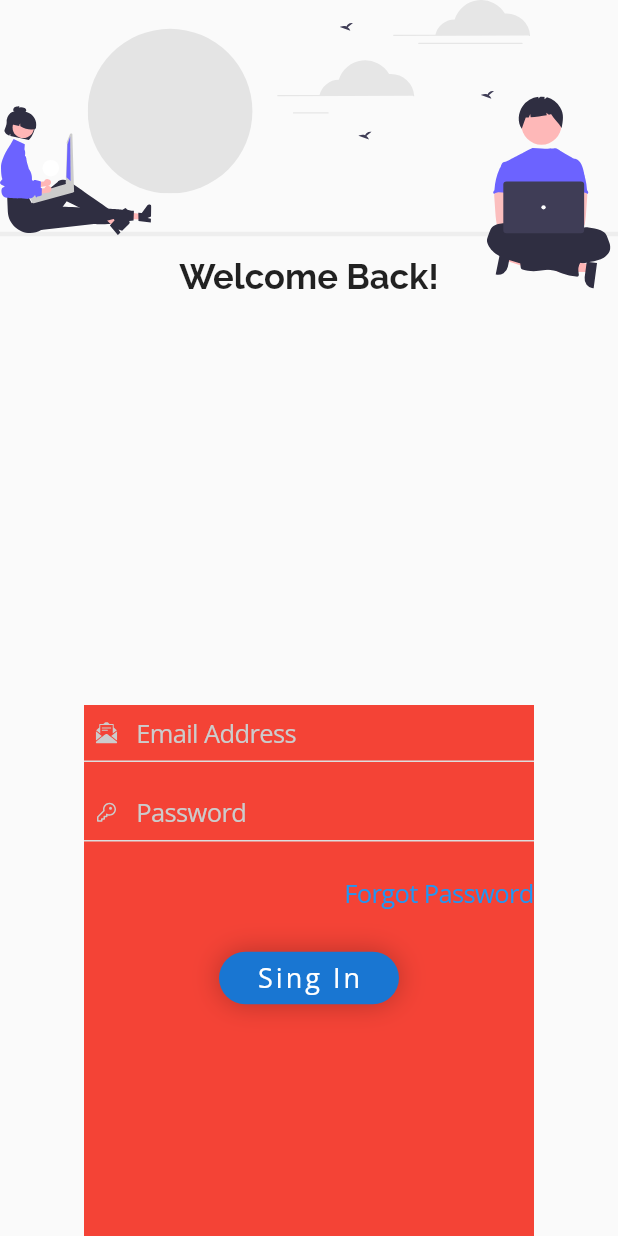
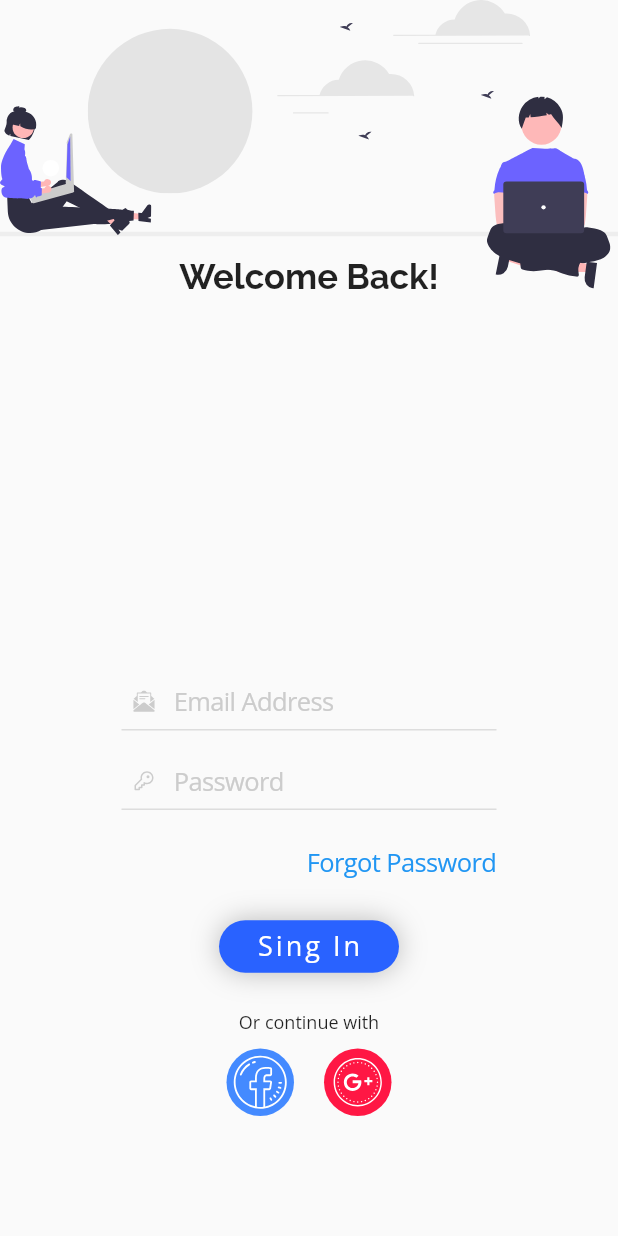
Before and after one commit to javieratoaxaca/FlutterUI, a Flutter app: the screen it shows after launch, on a phone screen of 412 x 824 dp. Run offline on Flutter 3.47's test engine with Material 2 defaults, Android fonts, the phone set to English and light mode, and no system bars; our stand-ins replace flutter_svg.

Commit message:
Agregando los botones de facebook/google para el login_form

```diff
--- a/flutter_ui_avanzado/lib/pages/login/widgets/login_form.dart
+++ b/flutter_ui_avanzado/lib/pages/login/widgets/login_form.dart
@@ -2,6 +2,8 @@ import 'package:flutter/material.dart';
 import 'package:flutter_svg/flutter_svg.dart';
 import 'package:flutter/cupertino.dart';
 import 'package:flutter_ui_avanzado/pages/login/widgets/input_text_login.dart';
+import 'package:flutter_ui_avanzado/utils/app_colors.dart';
+import 'package:flutter_ui_avanzado/widgets/circle_button.dart';
 import 'package:flutter_ui_avanzado/widgets/rounded_button.dart';
 
 class LoginForm extends StatelessWidget {
@@ -10,8 +12,8 @@ class LoginForm extends StatelessWidget {
   @override
   Widget build(BuildContext context) {
     return Container(
-        color: Colors.red,
-        width: 300,
+        //color: Colors.red,
+        width: 250,
         child: Column(
           crossAxisAlignment: CrossAxisAlignment.center,
           children: [
@@ -65,9 +67,38 @@ class LoginForm extends StatelessWidget {
             RoundedButton(
               label: "Sing In",
               onPressed: () {},
+              //backgroundColor: AppColors.primaryColor, // Colors.red, //
             ),
             SizedBox(
-              height: 150,
+              height: 20,
+            ),
+            Text(
+              'Or continue with',
+              style: TextStyle(fontFamily: 'sans', fontSize: 12),
+            ),
+            SizedBox(
+              height: 10,
+            ),
+            Row(
+              mainAxisAlignment: MainAxisAlignment.center,
+              children: [
+                CircleButton(
+                  size: 45,
+                  backgroundColor: Color(0xff448AFF),
+                  iconPath: 'assets/pages/login/icons/Facebook.svg',
+                ),
+                SizedBox(
+                  width: 20,
+                ),
+                CircleButton(
+                  size: 45,
+                  backgroundColor: Color(0xffFF1744),
+                  iconPath: 'assets/pages/login/icons/google_plus.svg',
+                ),
+              ],
+            ),
+            SizedBox(
+              height: 80,
             )
           ],
         ));
--- /dev/null
+++ b/flutter_ui_avanzado/lib/utils/app_colors.dart
@@ -0,0 +1,6 @@
+import 'package:flutter/widgets.dart';
+
+class AppColors {
+  static final primaryColor = Color(0xff2962FF);
+  static final secondColor = Color(0xffeeeeee);
+}
--- /dev/null
+++ b/flutter_ui_avanzado/lib/widgets/circle_button.dart
@@ -0,0 +1,30 @@
+import 'package:flutter/material.dart';
+import 'package:flutter/cupertino.dart';
+import 'package:flutter_ui_avanzado/utils/app_colors.dart';
+import 'package:flutter_svg/flutter_svg.dart';
+
+class CircleButton extends StatelessWidget {
+  final String iconPath;
+  final double size;
+  final Color? backgroundColor;
+  const CircleButton(
+      {super.key, this.size = 50, this.backgroundColor, required this.iconPath})
+      : assert(iconPath != null);
+
+  @override
+  Widget build(BuildContext context) {
+    return Container(
+      width: this.size,
+      height: this.size,
+      padding: EdgeInsets.all(3),
+      child: SvgPicture.asset(
+        iconPath,
+        color: Colors.white,
+      ),
+      decoration: BoxDecoration(
+        color: this.backgroundColor ?? AppColors.primaryColor,
+        shape: BoxShape.circle,
+      ),
+    );
+  }
+}
--- a/flutter_ui_avanzado/lib/widgets/rounded_button.dart
+++ b/flutter_ui_avanzado/lib/widgets/rounded_button.dart
@@ -1,10 +1,16 @@
 import 'package:flutter/material.dart';
 import 'package:flutter/cupertino.dart';
+import 'package:flutter_ui_avanzado/utils/app_colors.dart';
 
 class RoundedButton extends StatelessWidget {
   final VoidCallback onPressed;
   final String label;
-  const RoundedButton({super.key, required this.onPressed, required this.label})
+  final Color? backgroundColor;
+  const RoundedButton(
+      {super.key,
+      required this.onPressed,
+      required this.label,
+      this.backgroundColor})
       : assert(label != null);
 
   @override
@@ -23,7 +29,7 @@ class RoundedButton extends StatelessWidget {
         ),
         padding: EdgeInsets.symmetric(horizontal: 25, vertical: 5),
         decoration: BoxDecoration(
-          color: Colors.blue.shade700,
+          color: backgroundColor ?? AppColors.primaryColor,
           boxShadow: [
             BoxShadow(
               color: Colors.black26,
--- a/flutter_ui_avanzado/pubspec.yaml
+++ b/flutter_ui_avanzado/pubspec.yaml
@@ -63,6 +63,8 @@ flutter:
     - assets/pages/login/men.svg
     - assets/pages/login/icons/email.svg
     - assets/pages/login/icons/key.svg
+    - assets/pages/login/icons/Facebook.svg
+    - assets/pages/login/icons/google_plus.svg
   #   - images/a_dot_ham.jpeg
 
   # An image asset can refer to one or more resolution-specific "variants", see
```
Also changed, not shown: flutter_ui_avanzado/assets/pages/login/icons/Facebook.svg (added), flutter_ui_avanzado/assets/pages/login/icons/google_plus.svg (added).
